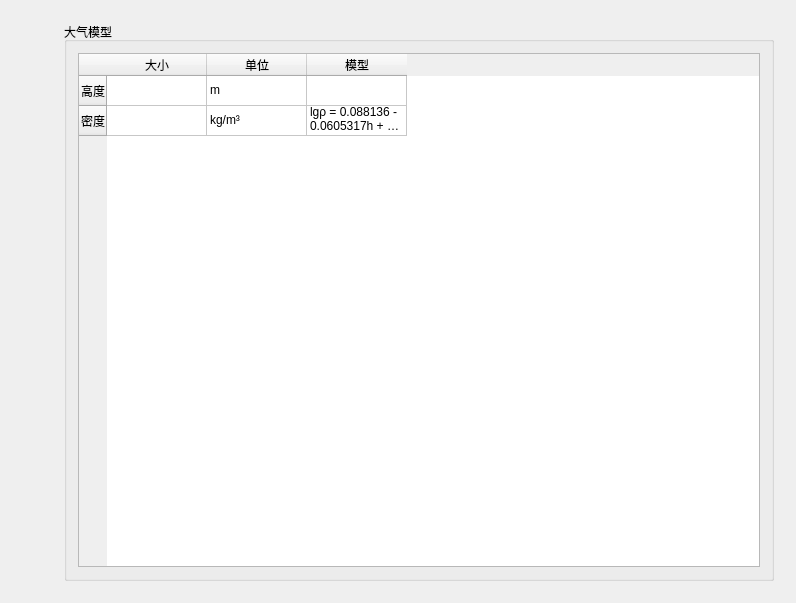
First picture: the form in subwidgets/subaawidget.ui, repository HuaPi2d/HuaPi2d, before the edit.
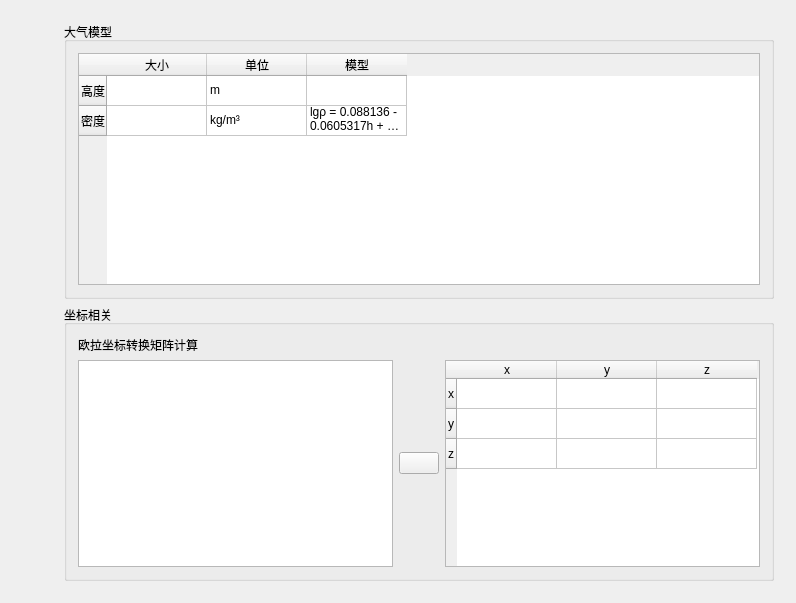
Second picture: the form after the edit. Icons and pictures are not drawn. Custom widgets are drawn as their Qt base class.

Patch:
```diff
--- a/subwidgets/subaawidget.ui
+++ b/subwidgets/subaawidget.ui
@@ -197,12 +197,93 @@
         </layout>
        </widget>
       </item>
+      <item>
+       <widget class="QGroupBox" name="coordinateGroupBox">
+        <property name="title">
+         <string>坐标相关</string>
+        </property>
+        <layout class="QGridLayout" name="gridLayout_2">
+         <item row="1" column="0">
+          <widget class="TextEditPro" name="eulerRotationParamsTextEdit">
+           <property name="placeholderText">
+            <string/>
+           </property>
+          </widget>
+         </item>
+         <item row="0" column="0">
+          <widget class="QLabel" name="eulerRotationLabel">
+           <property name="text">
+            <string>欧拉坐标转换矩阵计算</string>
+           </property>
+          </widget>
+         </item>
+         <item row="1" column="1">
+          <widget class="QPushButton" name="changePushButton">
+           <property name="text">
+            <string/>
+           </property>
+           <property name="icon">
+            <iconset resource="../resource.qrc">
+             <normaloff>:/icon/resources/icons/RightArrow.svg</normaloff>:/icon/resources/icons/RightArrow.svg</iconset>
+           </property>
+           <property name="iconSize">
+            <size>
+             <width>24</width>
+             <height>24</height>
+            </size>
+           </property>
+          </widget>
+         </item>
+         <item row="1" column="2">
+          <widget class="QTableWidget" name="eulerResultTableWidget">
+           <row>
+            <property name="text">
+             <string>x</string>
+            </property>
+           </row>
+           <row>
+            <property name="text">
+             <string>y</string>
+            </property>
+           </row>
+           <row>
+            <property name="text">
+             <string>z</string>
+            </property>
+           </row>
+           <column>
+            <property name="text">
+             <string>x</string>
+            </property>
+           </column>
+           <column>
+            <property name="text">
+             <string>y</string>
+            </property>
+           </column>
+           <column>
+            <property name="text">
+             <string>z</string>
+            </property>
+           </column>
+          </widget>
+         </item>
+        </layout>
+       </widget>
+      </item>
      </layout>
     </widget>
    </item>
   </layout>
  </widget>
  <layoutdefault spacing="6" margin="11"/>
+ <customwidgets>
+  <customwidget>
+   <class>TextEditPro</class>
+   <extends>QTextEdit</extends>
+   <header>customize/texteditpro.h</header>
+  </customwidget>
+ </customwidgets>
  <resources>
   <include location="../resource.qrc"/>
  </resources>
```
